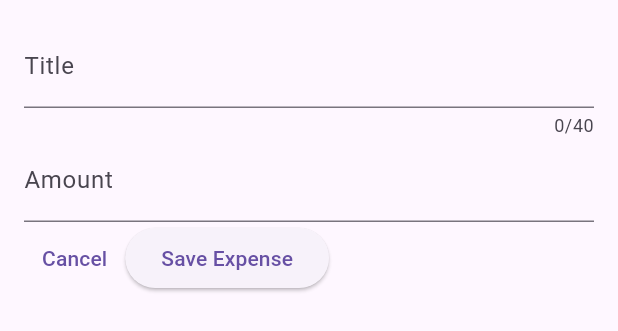
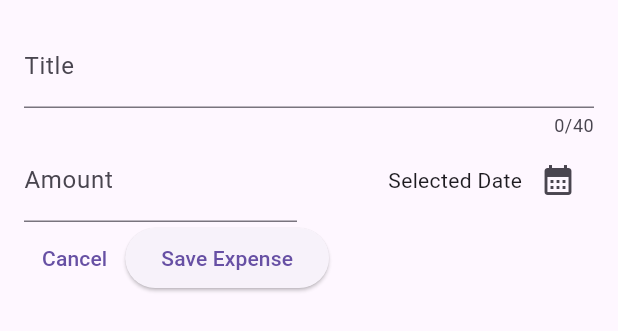
Before and after one commit to bhargav1131/Money-YOU---An-Expense-Tracker, a Flutter app: the NewExpense widget shown alone on an empty page, opened directly, on a phone screen of 412 x 824 dp. Shown: the top 331 px of the screen. Run offline on Flutter 3.47's test engine with Material 3 defaults, Android fonts, the phone set to English and light mode, and no system bars.

Commit message:
add date picker button with functionality

```diff
--- a/lib/widgets/new_expense.dart
+++ b/lib/widgets/new_expense.dart
@@ -19,6 +19,12 @@ class _NewExpenseState extends State<NewExpense> {
   final _titleController = TextEditingController();
   final _amountController = TextEditingController();
 
+  void _presentDatePicker(){
+    final now = DateTime.now();
+    final first = DateTime(now.year - 1, now.month, now.day); // today last year
+    showDatePicker(context: context, initialDate: now,firstDate:first, lastDate: now);
+  }
+
   @override
   void dispose() {
     _titleController.dispose();
@@ -39,13 +45,28 @@ class _NewExpenseState extends State<NewExpense> {
               label: Text('Title'),
             ),
           ),
-          TextField(
+          Row(
+            children: [
+              Expanded(
+                child: TextField(
                   controller: _amountController,
                   keyboardType: TextInputType.number,
                   decoration: const InputDecoration(
                     prefixText: '₹ ',
                     label: Text('Amount'),
                   ),
+                ),
+              ),
+              const SizedBox(width: 16,),
+              Expanded(child:
+              Row(
+                mainAxisAlignment: MainAxisAlignment.end,
+                children: [
+                const Text('Selected Date'),
+                IconButton(onPressed: _presentDatePicker, icon: const Icon(Icons.calendar_month),),
+              ],),
+              )
+            ],
           ),
           Row(
             children: [
```
Lines whose indentation alone changed are shown as unchanged.
